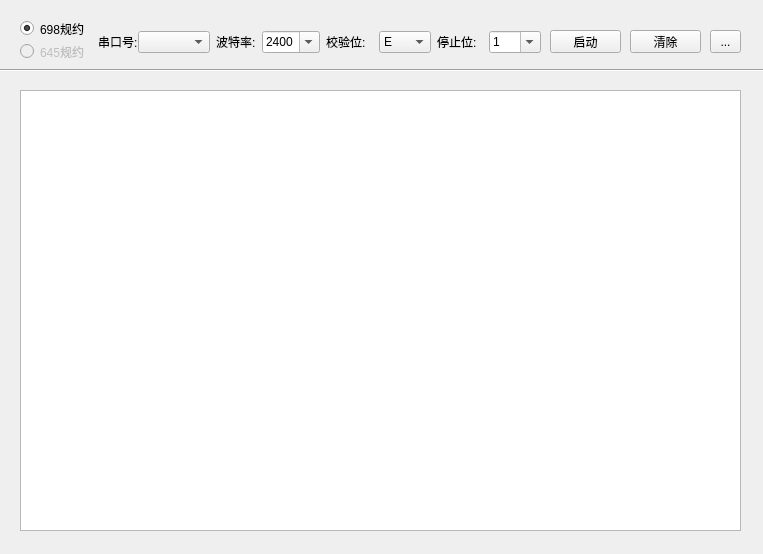
yuani520/Meter698-45Simulator, file UI_Meter698.ui: the form before one commit.
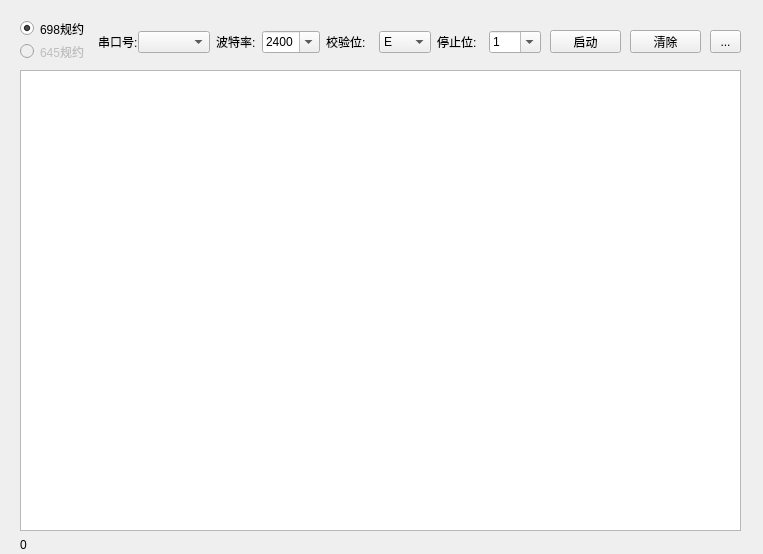
The form after the commit. Icons and pictures are not drawn.

Commit message: V1.1完成

The edit to the form file:
```diff
--- a/UI_Meter698.ui
+++ b/UI_Meter698.ui
@@ -195,26 +195,13 @@
      </item>
     </layout>
    </widget>
-   <widget class="Line" name="line">
-    <property name="geometry">
-     <rect>
-      <x>0</x>
-      <y>60</y>
-      <width>861</width>
-      <height>20</height>
-     </rect>
-    </property>
-    <property name="orientation">
-     <enum>Qt::Horizontal</enum>
-    </property>
-   </widget>
    <widget class="QTextEdit" name="textEdit">
     <property name="geometry">
      <rect>
       <x>20</x>
-      <y>90</y>
+      <y>70</y>
       <width>721</width>
-      <height>441</height>
+      <height>461</height>
      </rect>
     </property>
     <property name="horizontalScrollBarPolicy">
@@ -253,6 +240,19 @@
      <string>...</string>
     </property>
    </widget>
+   <widget class="QLabel" name="label_5">
+    <property name="geometry">
+     <rect>
+      <x>20</x>
+      <y>537</y>
+      <width>251</width>
+      <height>16</height>
+     </rect>
+    </property>
+    <property name="text">
+     <string>0</string>
+    </property>
+   </widget>
   </widget>
  </widget>
  <resources>
```
Left out of the diff: 4 changed lines with no effect on the pictures. The commit also changes 2 other files.
